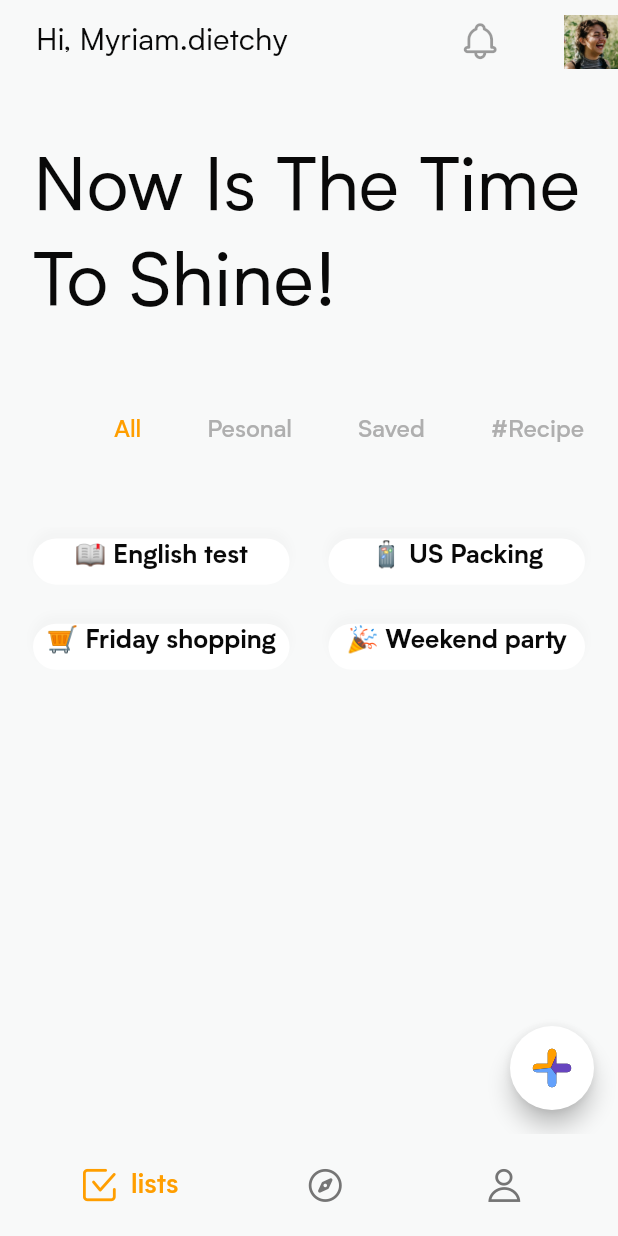
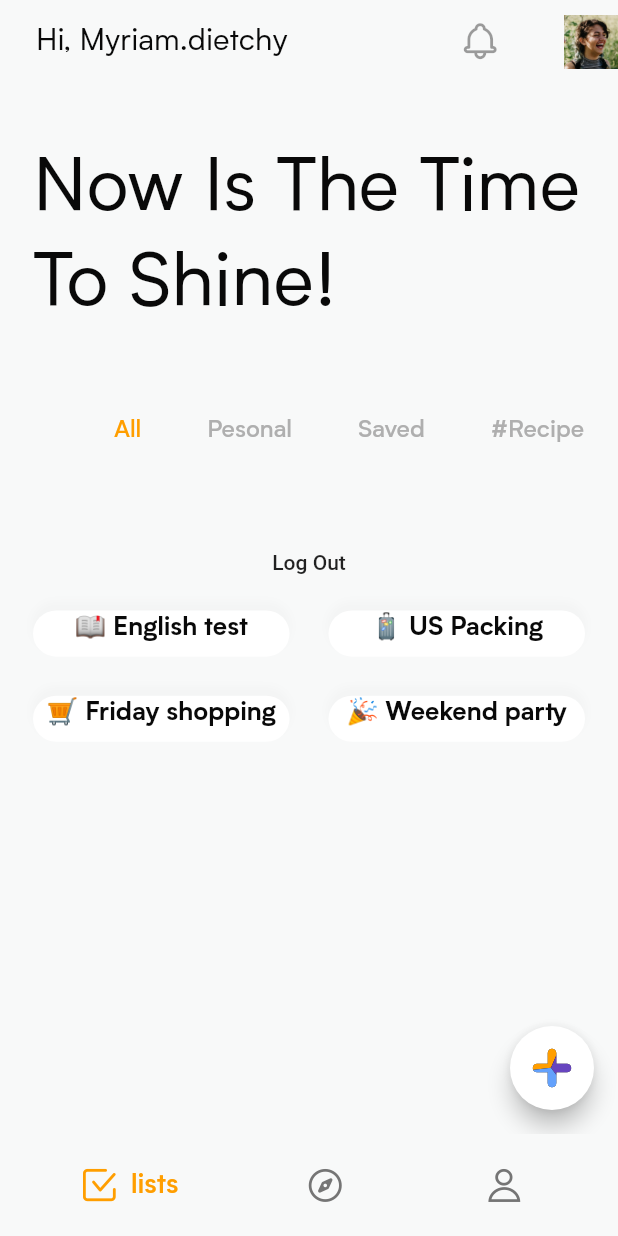
Before and after one commit to RobbeBuyle/PassionProject, a Flutter app: the screen it shows once a user with an empty profile is signed in, on a phone screen of 412 x 824 dp. Run offline on Flutter 3.47's test engine with Material 2 defaults, Android fonts, the phone set to English and light mode, and no system bars; our stand-ins replace cloud_firestore, firebase_auth, flutter_mobx, flutter_svg, mobx; accounts and stored records are empty; generated files the repository leaves out were written again.

```diff
--- a/tick/lib/main.dart
+++ b/tick/lib/main.dart
@@ -1,6 +1,7 @@
 import 'package:firebase_auth/firebase_auth.dart';
 import 'package:flutter/material.dart';
 import 'package:tick/screens/create_screen.dart';
+import 'package:tick/screens/list_screen.dart';
 import 'package:tick/screens/login_screen.dart';
 import 'package:tick/screens/signup_screen.dart';
 import 'App.dart';
@@ -14,11 +15,13 @@ class MyApp extends StatelessWidget {
       stream: FirebaseAuth.instance.onAuthStateChanged,
       builder: (BuildContext context, snapshot) {
         if (snapshot.hasData) {
+          print(snapshot.data.uid);
           return App(
             userId: snapshot.data.uid,
           );
         } else {
           return LoginScreen();
+          // print('no data');
         }
       },
     );
@@ -29,14 +32,12 @@ class MyApp extends StatelessWidget {
     return MaterialApp(
       title: 'Tick',
       theme: _configureThemeData(),
-      initialRoute: '/',
+      home: _getScreenId(),
       routes: {
-        // When navigating to the "/" route, build the FirstScreen widget.
-        '/': (context) => _getScreenId(),
-        // When navigating to the "/second" route, build the SecondScreen widget.
         '/create': (context) => CreateScreen(),
         LoginScreen.id: (context) => LoginScreen(),
         SignUpScreen.id: (context) => SignUpScreen(),
+        ListScreen.id: (context) => ListScreen(),
         App.id: (context) => App(),
       },
     );
@@ -44,7 +45,7 @@ class MyApp extends StatelessWidget {
 
   ThemeData _configureThemeData() {
     return ThemeData(
-      primaryColor: ColorsLightBackground,
+      primaryColor: ColorsGrey300,
       accentColor: ColorsYellow,
       textTheme: TextTheme(title: TitleTextStyle, body1: Body1TextStyle),
     );
--- a/tick/lib/models/checkList_model.dart
+++ b/tick/lib/models/checkList_model.dart
@@ -1,7 +1,5 @@
 import 'package:tick/models/user_model.dart';
 import 'package:tick/screens/list_screen.dart';
-
-import 'check_model.dart';
 
 class CheckList implements ListItem {
   final User author;
--- a/tick/lib/screens/create_screen.dart
+++ b/tick/lib/screens/create_screen.dart
@@ -26,6 +26,7 @@ class _CreateScreenState extends State<CreateScreen> {
           ),
         ],
         elevation: 0.0,
+        backgroundColor: ColorsLightBackground,
       ),
       body: ListForm(),
     );
--- a/tick/lib/screens/discover_screen.dart
+++ b/tick/lib/screens/discover_screen.dart
@@ -25,7 +25,7 @@ class _DiscoverScreenState extends State<DiscoverScreen> {
             ),
           ],
           elevation: 0.0,
-      ),
+          backgroundColor: ColorsLightBackground),
       body: ListView(
         children: <Widget>[
           SizedBox(
--- a/tick/lib/screens/list_screen.dart
+++ b/tick/lib/screens/list_screen.dart
@@ -1,17 +1,19 @@
 import 'package:flutter/material.dart';
 import 'package:tick/models/checklist_model.dart';
 import 'package:tick/models/user_model.dart';
+import 'package:tick/services/auth_service.dart';
 import 'package:tick/style/flutter_icons_icons.dart';
 import 'package:tick/style/style.dart';
 import 'package:tick/widgets/cards/list_preview.dart';
 import 'package:tick/widgets/sections/category_selector.dart';
 import 'package:tick/widgets/sections/homescreen_quote.dart';
-import 'package:tick/models/user_model.dart';
 import 'package:flutter_svg/flutter_svg.dart';
 
 abstract class ListItem {}
 
 class ListScreen extends StatefulWidget {
+  static final String id = 'list_screen';
+
   @override
   _ListScreenState createState() => _ListScreenState();
 }
@@ -46,6 +48,7 @@ class _ListScreenState extends State<ListScreen> {
           ),
         ],
         elevation: 0.0,
+        backgroundColor: ColorsLightBackground,
       ),
       body: Padding(
         padding: const EdgeInsets.symmetric(horizontal: 14.0),
@@ -56,6 +59,12 @@ class _ListScreenState extends State<ListScreen> {
             ),
             SliverToBoxAdapter(
               child: CategorySelector(),
+            ),
+            SliverToBoxAdapter(
+              child: FlatButton(
+                child: Text('Log Out'),
+                onPressed: () => AuthService.logout(),
+              ),
             ),
             SliverGrid(
               delegate: SliverChildBuilderDelegate((context, index) {
--- a/tick/lib/screens/login_screen.dart
+++ b/tick/lib/screens/login_screen.dart
@@ -1,5 +1,6 @@
 import 'package:flutter/material.dart';
 import 'package:flutter_svg/svg.dart';
+import 'package:tick/main.dart';
 import 'package:tick/screens/signup_screen.dart';
 import 'package:tick/services/auth_service.dart';
 import 'package:tick/style/style.dart';
@@ -20,7 +21,9 @@ class _LoginScreenState extends State<LoginScreen> {
     if (_formKey.currentState.validate()) {
       _formKey.currentState.save();
       // Logging in the user w/ Firebase
-      AuthService.login(context, _email, _password);
+      AuthService.login(_email, _password);
+      // MyApp();
+      // print('run myapp');
     }
   }
 
--- a/tick/lib/screens/signup_screen.dart
+++ b/tick/lib/screens/signup_screen.dart
@@ -1,7 +1,6 @@
 import 'package:flutter/material.dart';
 import 'package:flutter_svg/svg.dart';
 import 'package:tick/services/auth_service.dart';
-import 'package:tick/style/flutter_icons_icons.dart';
 import 'package:tick/style/style.dart';
 
 class SignUpScreen extends StatefulWidget {
@@ -22,7 +21,6 @@ class _SignUpScreenState extends State<SignUpScreen> {
       print(_email);
       print(_password);
       print(_name);
-
       AuthService.signUpUser(context, _name, _email, _password);
     }
   }
@@ -36,6 +34,7 @@ class _SignUpScreenState extends State<SignUpScreen> {
           style: AppBarTextStyle,
         ),
         elevation: 0.0,
+        backgroundColor: ColorsLightBackground,
       ),
       body: SingleChildScrollView(
         child: Container(
--- a/tick/lib/style/style.dart
+++ b/tick/lib/style/style.dart
@@ -85,6 +85,12 @@ const TextButton = TextStyle(
     color: ColorsPurple,
     fontWeight: FontWeight.w600);
 
+const secondaryButtonTextStyle = TextStyle(
+  color: ColorsBlue,
+  fontWeight: FontWeight.w400,
+  fontSize: 15.0,
+);
+
 const TagTextStyle = TextStyle(
   fontFamily: FontNameDefault,
   fontSize: 22.0,
--- a/tick/lib/widgets/elements/settings_rect.dart
+++ b/tick/lib/widgets/elements/settings_rect.dart
@@ -1,5 +1,4 @@
 import 'package:flutter/material.dart';
-import 'package:tick/style/flutter_icons_icons.dart';
 
 class SettingsRect extends StatelessWidget {
   final IconData icon;
--- a/tick/lib/widgets/sections/account_information.dart
+++ b/tick/lib/widgets/sections/account_information.dart
@@ -38,7 +38,7 @@ class AccountInformation extends StatelessWidget {
                   style: Body1BoldTextStyle,
                 ),
                 Text(
-                  user.email,
+                  'user.email',
                   style: Body1LightTextStyle,
                 )
               ],
--- a/tick/lib/widgets/sections/homescreen_quote.dart
+++ b/tick/lib/widgets/sections/homescreen_quote.dart
@@ -3,12 +3,18 @@ import 'dart:math';
 
 import 'package:tick/style/style.dart';
 
-class HomescreenQuote extends StatelessWidget {
-  final List<String> quotes = [
+class HomescreenQuote extends StatefulWidget {
+  @override
+  _HomescreenQuoteState createState() => _HomescreenQuoteState();
+}
+
+class _HomescreenQuoteState extends State<HomescreenQuote> {
+  List<String> quotes = [
     'Productivity Is Key!',
     'Now Is The Time To Shine!',
     'Keep Smashing It!'
   ];
+
   var randomIndex = Random();
 
   @override
--- a/tick/lib/widgets/sections/settings_information.dart
+++ b/tick/lib/widgets/sections/settings_information.dart
@@ -1,5 +1,4 @@
 import 'package:flutter/material.dart';
-import 'package:tick/models/user_model.dart';
 import 'package:tick/style/flutter_icons_icons.dart';
 import 'package:tick/style/style.dart';
 import 'package:tick/widgets/elements/settings_rect.dart';
```
Also changed, not shown: tick/lib/screens/account_screen.dart (+20 -8 lines), tick/lib/screens/edit_profile_screen.dart (+114 -0 lines), tick/lib/services/auth_service.dart (+3 -4 lines), tick/lib/services/database_services.dart (added, +11 -0 lines), 1 other file. Lines whose indentation alone changed are shown as unchanged.
